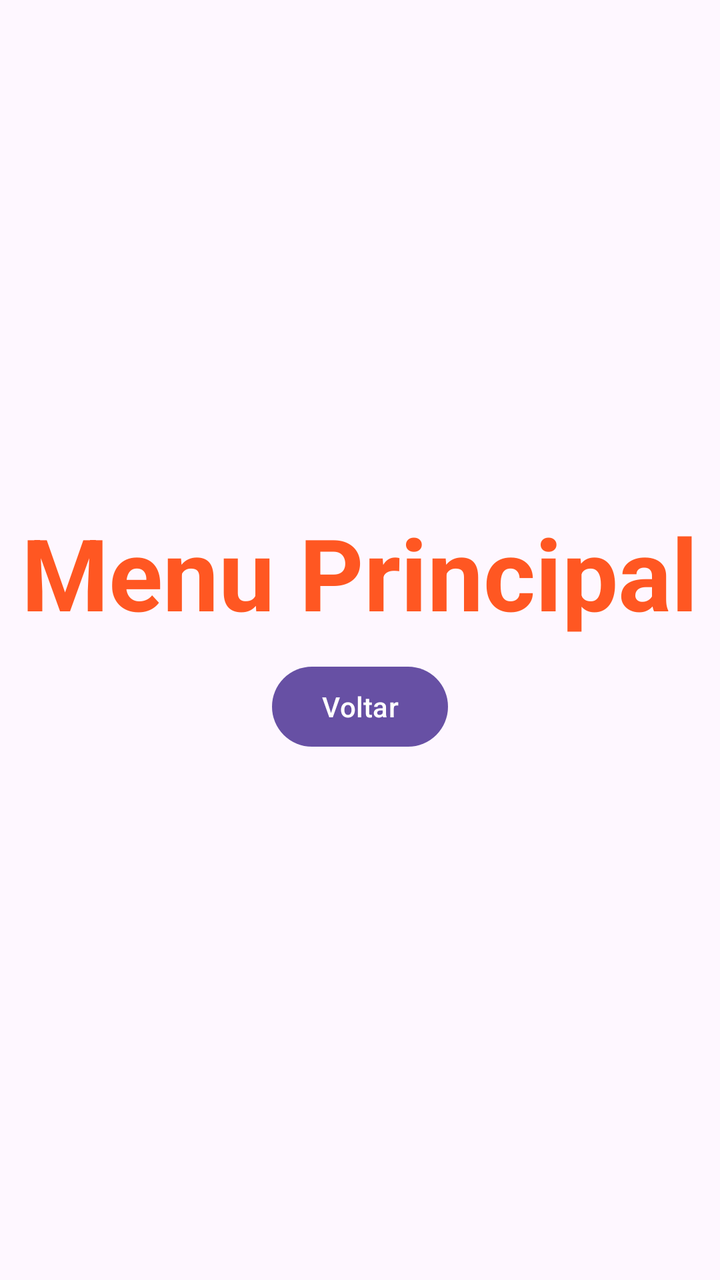
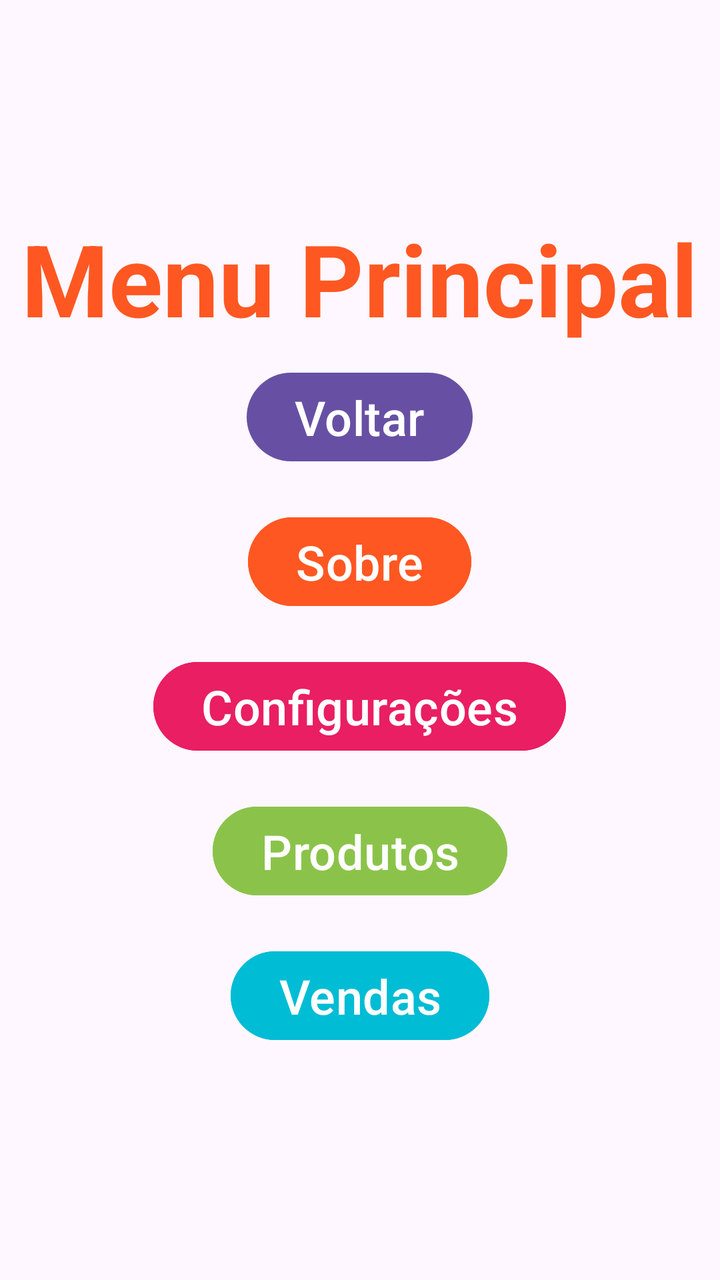

The first picture is an Android layout as it rendered before a commit; the second is the same layout after the commit. The layout source and the unified diff follow.
<!-- AndroidManifest.xml: application theme Theme.MyApp -->
<!-- res/layout/menu_principal_layout.xml -->
<?xml version="1.0" encoding="utf-8"?>
<LinearLayout xmlns:android="http://schemas.android.com/apk/res/android"
    xmlns:app="http://schemas.android.com/apk/res-auto"
    xmlns:tools="http://schemas.android.com/tools"
    android:id="@+id/main"
    android:layout_width="match_parent"
    android:layout_height="match_parent"
    android:gravity="center_vertical"
    android:orientation="vertical"
    tools:context=".MenuPrincipalActivity">

    <TextView
        android:layout_width="wrap_content"
        android:layout_height="wrap_content"
        android:layout_gravity="center_horizontal"
        android:text="Menu Principal"
        android:textColor="#FF5722"
        android:textSize="50sp"
        android:textStyle="bold" />

    <Button
        android:id="@+id/btnVoltar"
        android:layout_width="wrap_content"
        android:layout_height="wrap_content"
        android:layout_gravity="center_horizontal"
        android:layout_margin="10dp"
        android:text="Voltar" />

</LinearLayout>
<!-- resources referenced by this layout -->
<resources>
  <style name="Theme.MyApp" parent="Base.Theme.MyApp" />
  <style name="Base.Theme.MyApp" parent="Theme.Material3.DayNight.NoActionBar">
          
          
      </style>
</resources>

<!-- the commit's change to res/layout/menu_principal_layout.xml (unified diff, before → after) -->
@@ -24,6 +24,47 @@
         android:layout_height="wrap_content"
         android:layout_gravity="center_horizontal"
         android:layout_margin="10dp"
-        android:text="Voltar" />
+        android:text="Voltar"
+        android:textSize="24sp" />
+
+    <Button
+        android:id="@+id/btnSobre"
+        android:layout_width="wrap_content"
+        android:layout_height="wrap_content"
+        android:layout_gravity="center_horizontal"
+        android:layout_margin="10dp"
+        android:backgroundTint="#FF5722"
+        android:text="Sobre"
+        android:textSize="24sp" />
+
+    <Button
+        android:id="@+id/btnConfiguracoes"
+        android:layout_width="wrap_content"
+        android:layout_height="wrap_content"
+        android:layout_gravity="center_horizontal"
+        android:layout_margin="10dp"
+        android:backgroundTint="#E91E63"
+        android:text="Configurações"
+        android:textSize="24sp" />
+
+    <Button
+        android:id="@+id/btnProdutos"
+        android:layout_width="wrap_content"
+        android:layout_height="wrap_content"
+        android:layout_gravity="center_horizontal"
+        android:layout_margin="10dp"
+        android:backgroundTint="#8BC34A"
+        android:text="Produtos"
+        android:textSize="24sp" />
+
+    <Button
+        android:id="@+id/btnVendas"
+        android:layout_width="wrap_content"
+        android:layout_height="wrap_content"
+        android:layout_gravity="center_horizontal"
+        android:layout_margin="10dp"
+        android:backgroundTint="#00BCD4"
+        android:text="Vendas"
+        android:textSize="24sp" />
 
 </LinearLayout>
